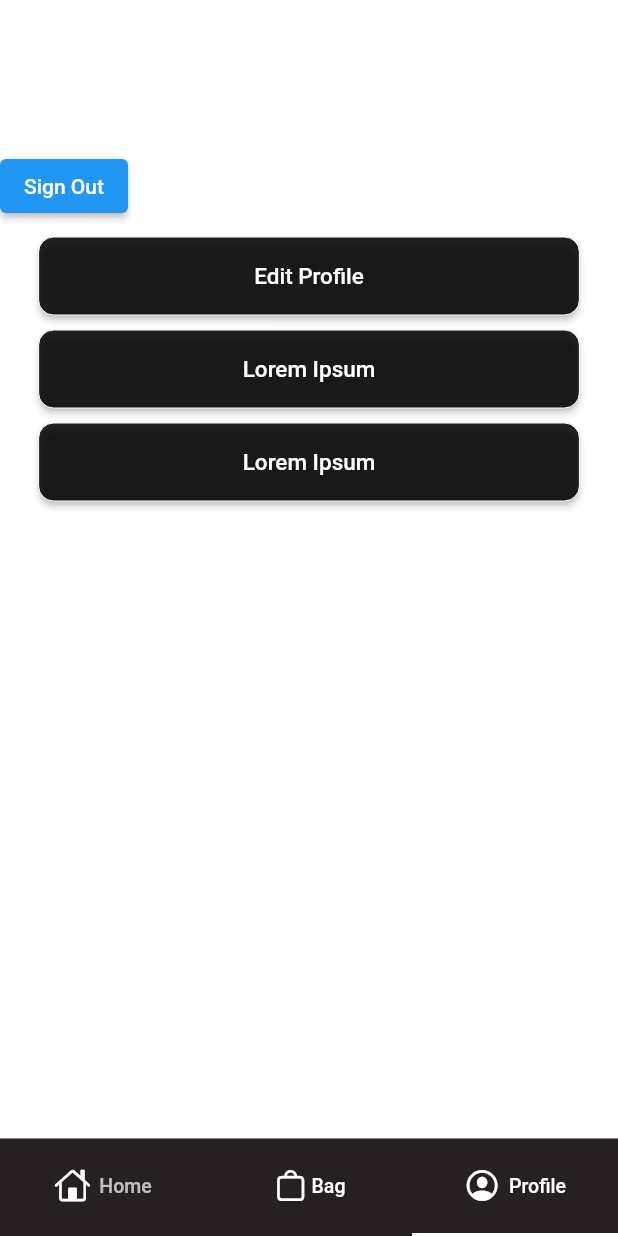
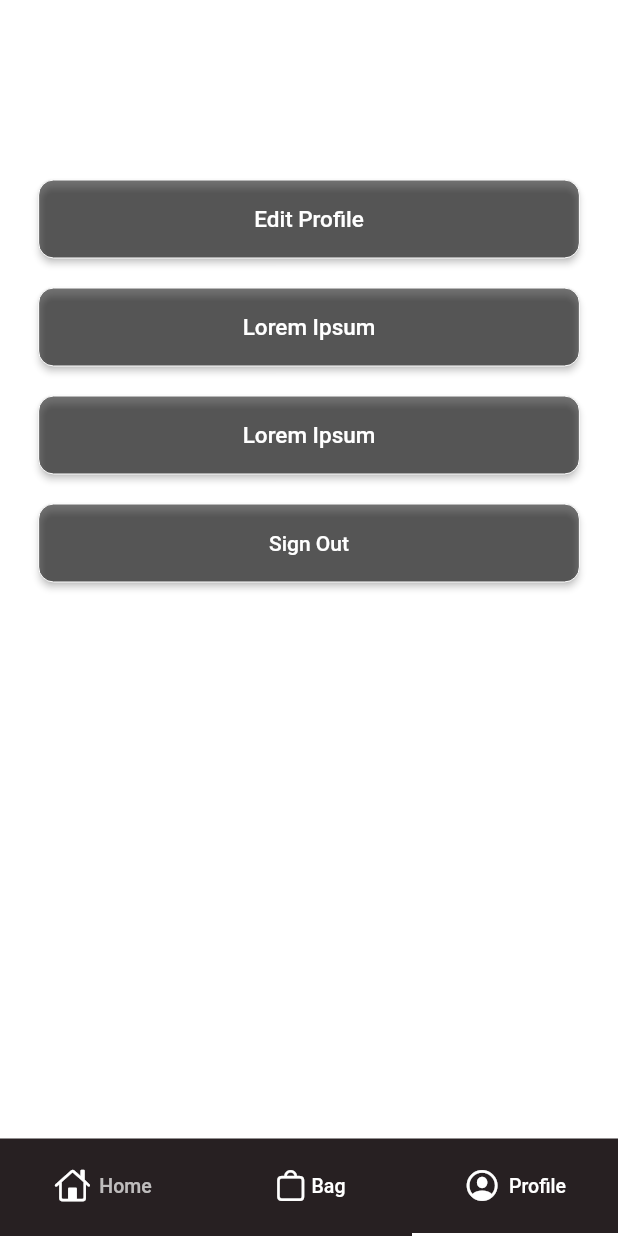
Before and after one commit to MehmetUstek/Comp491, a Flutter app: the screen it shows once a user with an empty profile is signed in, item 3 of the bottom bar chosen, after a tap on "Sign Out", on a phone screen of 412 x 824 dp. Run offline on Flutter 3.47's test engine with Material 2 defaults, Android fonts, the phone set to English and light mode, and no system bars; our stand-ins replace cached_network_image, email_validator, firebase_auth, firebase_core, firebase_storage, flutter_dotenv and 3 more; missing offline and left inert: mongo_dart; accounts and stored records are empty; network calls fail.

Commit message:
UI trimming

```diff
--- a/comp491/lib/UI/ChangePassword.dart
+++ b/comp491/lib/UI/ChangePassword.dart
@@ -1,5 +1,5 @@
 import 'package:flutter/material.dart';
-import '../modals/User.dart';
+import '../view/User.dart';
 
 class ChangePassword extends StatefulWidget {
   const ChangePassword({Key? key, required this.user}) : super(key: key);
--- a/comp491/lib/UI/HomePage.dart
+++ b/comp491/lib/UI/HomePage.dart
@@ -1,11 +1,11 @@
 import 'package:cached_network_image/cached_network_image.dart';
-import 'package:comp491/modals/dbQueries.dart';
+import 'package:comp491/view/dbQueries.dart';
 import 'package:firebase_storage/firebase_storage.dart';
 import 'package:flutter/cupertino.dart';
 import 'package:flutter/material.dart';
 import 'package:font_awesome_flutter/font_awesome_flutter.dart';
 
-import '../modals/Product.dart';
+import '../view/Product.dart';
 import 'ProductPage.dart';
 
 class HomePage extends StatefulWidget {
@@ -114,14 +114,24 @@ class _HomePage extends State<HomePage>
                                         return CachedNetworkImage(
                                           imageUrl: snapshot1.data,
                                           placeholder: (context, url) =>
-                                              const CircularProgressIndicator(),
+                                          const FittedBox(fit: BoxFit.scaleDown,
+                                            child:CircularProgressIndicator(
+                                              color: Color(0xffB20029),
+
+                                            ),
+                                          ),
                                           errorWidget: (context, url, error) =>
                                               const Icon(Icons.error),
                                           fit: BoxFit.scaleDown,
                                           height: 130,
                                         );
                                       } else {
-                                        return const CircularProgressIndicator();
+                                        return const FittedBox(fit: BoxFit.scaleDown,
+                                          child:CircularProgressIndicator(
+                                            color: Color(0xffB20029),
+
+                                          ),
+                                        );
                                       }
                                     }),
                                 // Image.asset(
@@ -155,8 +165,11 @@ class _HomePage extends State<HomePage>
                         },
                       );
                     } else {
-                      return const CircularProgressIndicator(
+                      return const FittedBox(fit: BoxFit.scaleDown,
+                      child:CircularProgressIndicator(
                         color: Color(0xffB20029),
+
+                      ),
                       );
                     }
                   }),
--- a/comp491/lib/UI/ProfileTab.dart
+++ b/comp491/lib/UI/ProfileTab.dart
@@ -1,8 +1,8 @@
 import 'package:comp491/UI/profilePage.dart';
 import 'package:flutter/material.dart';
 
-import '../modals/User.dart';
-import '../modals/authentication_service.dart';
+import '../view/User.dart';
+import '../view/authentication_service.dart';
 import 'package:provider/provider.dart';
 
 class ProfileTab extends StatefulWidget {
@@ -15,10 +15,12 @@ class ProfileTab extends StatefulWidget {
 
 class _ProfileTab extends State<ProfileTab> {
   late String userUID;
+  var padding = const EdgeInsets.only(top: 20);
 
   _ProfileTab(String _userUID) {
     this.userUID = _userUID;
   }
+
 
   @override
   void initState() {
@@ -30,6 +32,18 @@ class _ProfileTab extends State<ProfileTab> {
 
   @override
   Widget build(BuildContext context) {
+    var style =  ElevatedButton.styleFrom(
+      shape: const RoundedRectangleBorder(
+        borderRadius: BorderRadius.all(Radius.circular(10.0)),
+        side: BorderSide(
+            width: 0.0,
+            color: Colors.white,
+            style: BorderStyle.solid),
+      ),
+      fixedSize:
+      Size(MediaQuery.of(context).size.width *7/8, 52),
+      primary: Colors.black54,
+    );
     return Scaffold(
       body: Center(
           child: Container(
@@ -40,26 +54,12 @@ class _ProfileTab extends State<ProfileTab> {
               crossAxisAlignment: CrossAxisAlignment.start,
               children: <Widget>[
                 Padding(padding: EdgeInsets.only(top: 100)),
-                ElevatedButton(onPressed: () {
-                  var v = context.read<AuthenticationService>().signOut();
-                  }
-                  ,child: Text("Sign Out"),),
+
                 Padding(
-                  padding: EdgeInsets.only(top: 10),
+                  padding: padding,
                   child: Center(
                     child: ElevatedButton(
-                      style: ElevatedButton.styleFrom(
-                        shape: const RoundedRectangleBorder(
-                          borderRadius: BorderRadius.all(Radius.circular(10.0)),
-                          side: BorderSide(
-                              width: 0.0,
-                              color: Colors.white,
-                              style: BorderStyle.solid),
-                        ),
-                        fixedSize:
-                        Size(MediaQuery.of(context).size.width * 7/8, 52),
-                        primary: Colors.black87,
-                      ),
+                      style: style,
                       child: const Text(
                         'Edit Profile',
                         style: TextStyle(fontSize: 15, color: Colors.white),
@@ -75,21 +75,10 @@ class _ProfileTab extends State<ProfileTab> {
                   ),
                 ),
                 Padding(
-                  padding: EdgeInsets.only(top: 10),
+                  padding: padding,
                   child: Center(
                     child: ElevatedButton(
-                      style: ElevatedButton.styleFrom(
-                        shape: const RoundedRectangleBorder(
-                          borderRadius: BorderRadius.all(Radius.circular(10.0)),
-                          side: BorderSide(
-                              width: 0.0,
-                              color: Colors.white,
-                              style: BorderStyle.solid),
-                        ),
-                        fixedSize:
-                        Size(MediaQuery.of(context).size.width * 7/8, 52),
-                        primary: Colors.black87,
-                      ),
+                      style: style,
                       child: const Text(
                         'Lorem Ipsum',
                         style: TextStyle(fontSize: 15, color: Colors.white),
@@ -99,21 +88,10 @@ class _ProfileTab extends State<ProfileTab> {
                   ),
                 ),
                 Padding(
-                  padding: EdgeInsets.only(top: 10),
+                  padding: padding,
                   child: Center(
                     child: ElevatedButton(
-                      style: ElevatedButton.styleFrom(
-                        shape: const RoundedRectangleBorder(
-                          borderRadius: BorderRadius.all(Radius.circular(10.0)),
-                          side: BorderSide(
-                              width: 0.0,
-                              color: Colors.white,
-                              style: BorderStyle.solid),
-                        ),
-                        fixedSize:
-                        Size(MediaQuery.of(context).size.width * 7/8, 52),
-                        primary: Colors.black87,
-                      ),
+                      style: style,
                       child: const Text(
                         'Lorem Ipsum',
                         style: TextStyle(fontSize: 15, color: Colors.white),
@@ -122,6 +100,19 @@ class _ProfileTab extends State<ProfileTab> {
                     ),
                   ),
                 ),
+                Padding(
+                  padding: padding,
+                  child: Center(
+                  child: ElevatedButton(onPressed: () {
+                    var v = context.read<AuthenticationService>().signOut();
+
+                  }
+                  ,
+                      style: style
+                    ,child: Text("Sign Out"),),
+
+                )
+                ),
               ],
             ),
           ),
--- a/comp491/lib/UI/signIn.dart
+++ b/comp491/lib/UI/signIn.dart
@@ -1,4 +1,4 @@
-import 'package:comp491/modals/authentication_service.dart';
+import 'package:comp491/view/authentication_service.dart';
 import 'package:email_validator/email_validator.dart';
 import 'package:firebase_auth/firebase_auth.dart';
 import 'package:flutter/cupertino.dart';
--- a/comp491/lib/main.dart
+++ b/comp491/lib/main.dart
@@ -1,6 +1,6 @@
 import 'package:comp491/UI/HomePage.dart';
 import 'package:comp491/UI/BagPage.dart';
-import 'package:comp491/modals/authentication_service.dart';
+import 'package:comp491/view/authentication_service.dart';
 import 'package:comp491/UI/signIn.dart';
 import 'package:firebase_auth/firebase_auth.dart';
 import 'package:firebase_core/firebase_core.dart';
@@ -10,8 +10,8 @@ import 'package:flutter_dotenv/flutter_dotenv.dart';
 import 'package:provider/provider.dart';
 import 'UI/ProductPage.dart';
 import 'UI/ProfileTab.dart';
-import 'modals/User.dart';
-import 'modals/dbQueries.dart';
+import 'view/User.dart';
+import 'view/dbQueries.dart';
 
 void main() async {
   await dotenv.load(fileName: ".env");
--- a/comp491/lib/modals/authentication_service.dart
+++ b/comp491/lib/view/authentication_service.dart
@@ -1,4 +1,4 @@
-import 'package:comp491/modals/dbQueries.dart';
+import 'package:comp491/view/dbQueries.dart';
 import 'package:firebase_auth/firebase_auth.dart';
 import 'package:google_sign_in/google_sign_in.dart';
 import 'package:mongo_dart/mongo_dart.dart';
```
Also changed, not shown: comp491/lib/UI/BagPage.dart (+26 -6 lines), comp491/lib/UI/ProductPage.dart (+32 -7 lines), comp491/lib/UI/profilePage.dart (+70 -46 lines), comp491/lib/view/dbQueries.dart (renamed from comp491/lib/modals/dbQueries.dart, +21 -0 lines), comp491/lib/view/Product.dart (renamed from comp491/lib/modals/Product.dart), comp491/lib/view/User.dart (renamed from comp491/lib/modals/User.dart), 1 other file.
